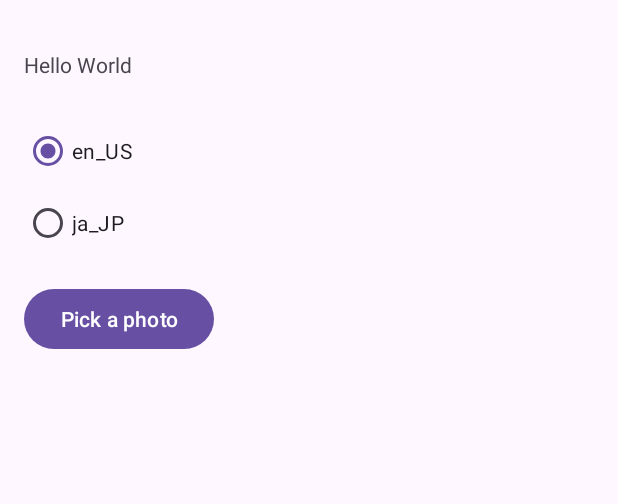
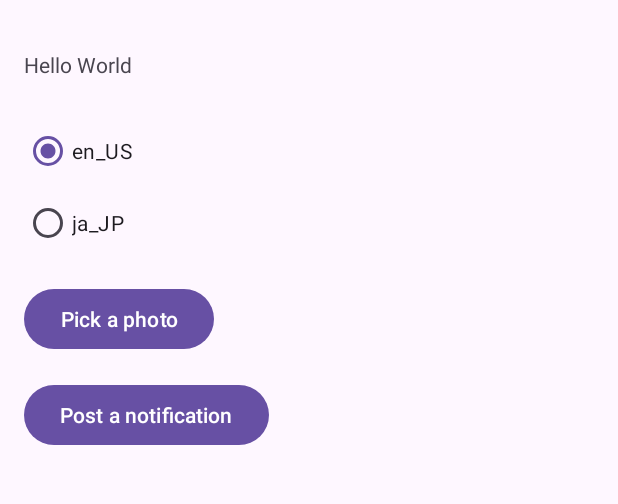
Before and after one commit to mannodermaus/android13-labs-sample, an Android app: the screen it shows after launch (MainActivity), on a phone screen of 412 x 824 dp, the part 70-574 px from its top. Run offline under Robolectric (Android 15) with nearby library versions, the phone set to English and light mode, and no system bars.

Commit message:
Notification Posting

```diff
--- a/app/src/main/res/layout/content_main.xml
+++ b/app/src/main/res/layout/content_main.xml
@@ -25,4 +25,11 @@
         android:layout_height="wrap_content"
         android:text="@string/button_pick_photo"
         android:layout_marginTop="16dp" />
+
+    <Button
+        android:id="@+id/button_post_notification"
+        android:layout_width="wrap_content"
+        android:layout_height="wrap_content"
+        android:text="@string/button_post_notification"
+        android:layout_marginTop="16dp" />
 </LinearLayout>
--- a/app/src/main/res/values/strings.xml
+++ b/app/src/main/res/values/strings.xml
@@ -2,4 +2,5 @@
     <string name="app_name">Android13 Labs</string>
     <string name="hello_world">Hello World</string>
     <string name="button_pick_photo">Pick a photo</string>
+    <string name="button_post_notification">Post a notification</string>
 </resources>
```
Also changed, not shown: app/src/main/java/de/mannodermaus/android13labs/MainActivity.kt (+31 -7 lines), 1 other file.
